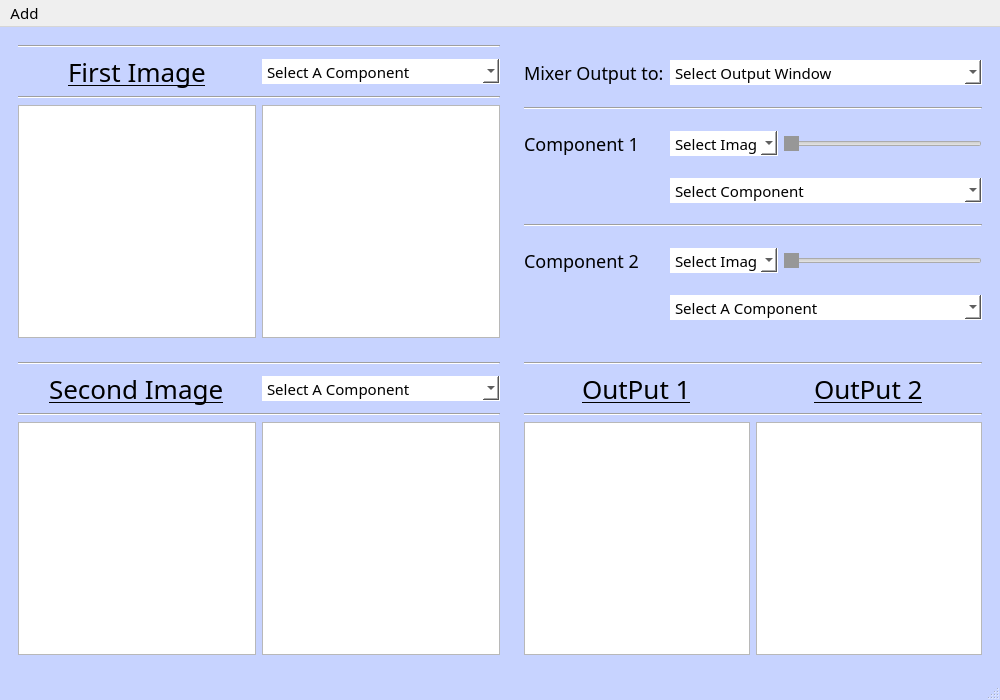
DSP-Team5/Task-4-Image-Mixer, file ImageMixer.ui: the form before one commit.
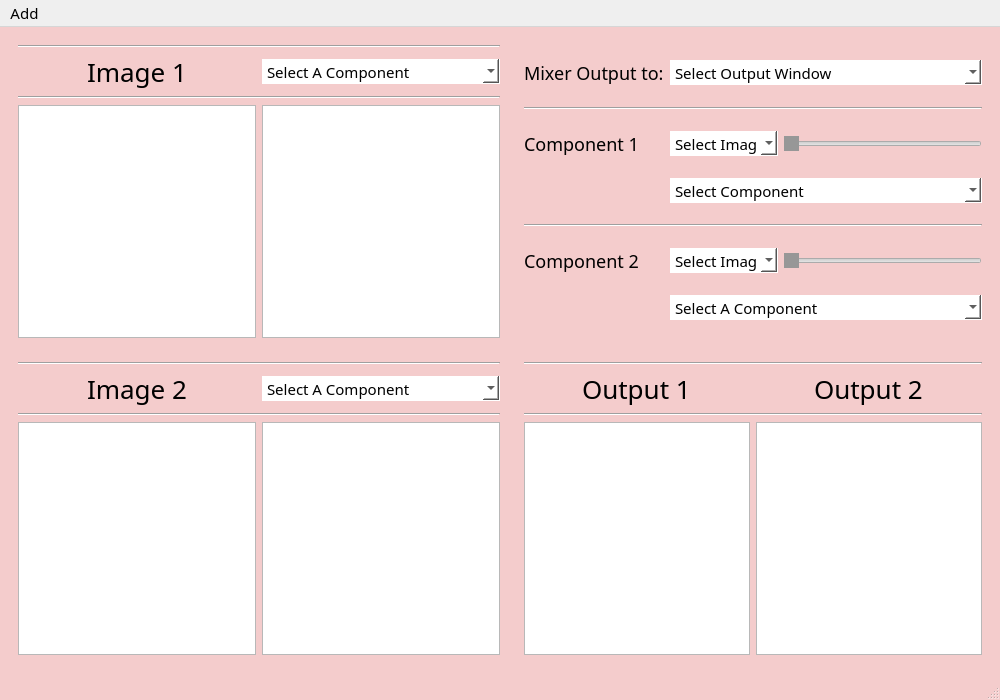
The form after the commit. Custom widgets are drawn as their Qt base class.

Diff of the .ui file:
```diff
--- a/ImageMixer.ui
+++ b/ImageMixer.ui
@@ -21,7 +21,8 @@
   </property>
   <property name="styleSheet">
    <string notr="true">*{
-font-family:century gothic;
+<!-- font-family:century gothic; -->
+font-family:sans-serif;
 font-size:15px
 }
 /*QSlider::groove:horizontal {
@@ -40,7 +41,7 @@
 ImageView{
 border-radius:100px;}
 QMainWindow{
-background-color: #C7D3FF;
+background-color: #f4cccc;
 }
 QComboBox{
 background-color:white;
@@ -50,10 +51,10 @@
 }
 QLabel{
 font-size:18px}
-QLabel#label{font-size:26px; text-decoration:underline;}
-QLabel#label_2{font-size:26px; text-decoration:underline;}
-QLabel#label_3{font-size:26px; text-decoration:underline;}
-QLabel#label_4{font-size:26px;  text-decoration:underline;}
+QLabel#label{font-size:26px; }
+QLabel#label_2{font-size:26px; }
+QLabel#label_3{font-size:26px; }
+QLabel#label_4{font-size:26px; }
 </string>
   </property>
   <widget class="QWidget" name="centralwidget">
@@ -74,7 +75,7 @@
        <item row="1" column="0" alignment="Qt::AlignHCenter">
         <widget class="QLabel" name="label_4">
          <property name="text">
-          <string>OutPut 1</string>
+          <string>Output 1</string>
          </property>
         </widget>
        </item>
@@ -84,7 +85,7 @@
        <item row="1" column="1" alignment="Qt::AlignHCenter">
         <widget class="QLabel" name="label_3">
          <property name="text">
-          <string>OutPut 2</string>
+          <string>Output 2</string>
          </property>
         </widget>
        </item>
@@ -162,7 +163,7 @@
        <item row="1" column="0" alignment="Qt::AlignHCenter">
         <widget class="QLabel" name="label">
          <property name="text">
-          <string>First Image</string>
+          <string>Image 1</string>
          </property>
         </widget>
        </item>
@@ -449,7 +450,7 @@
        <item row="1" column="0" alignment="Qt::AlignHCenter">
         <widget class="QLabel" name="label_2">
          <property name="text">
-          <string>Second Image</string>
+          <string>Image 2</string>
          </property>
         </widget>
        </item>
```
Left out of the diff: 6 changed lines with no effect on the pictures.
